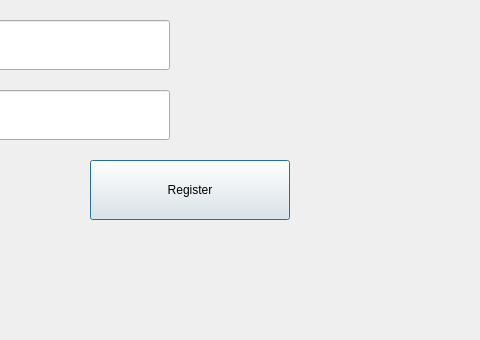
First picture: the form in register.ui, repository YTGhost/LLK, before the edit; both pictures show x 200 to 680 and y 260 to 600 of the 800 by 600 pixel window.
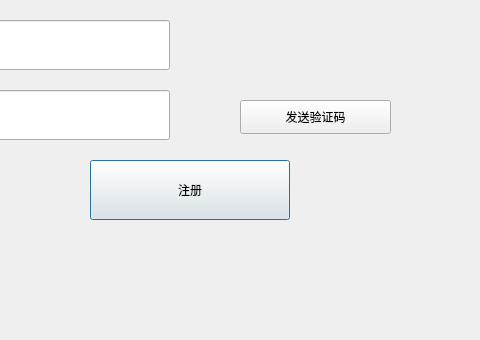
Second picture: the form after the edit.

Patch:
```diff
--- a/register.ui
+++ b/register.ui
@@ -82,7 +82,7 @@
      </rect>
     </property>
     <property name="text">
-     <string>Register</string>
+     <string>注册</string>
     </property>
    </widget>
    <widget class="QLabel" name="userLabel">
@@ -137,6 +137,19 @@
      <string/>
     </property>
    </widget>
+   <widget class="QPushButton" name="sendcodeBtn">
+    <property name="geometry">
+     <rect>
+      <x>340</x>
+      <y>310</y>
+      <width>151</width>
+      <height>34</height>
+     </rect>
+    </property>
+    <property name="text">
+     <string>发送验证码</string>
+    </property>
+   </widget>
   </widget>
  </widget>
  <resources/>
```
